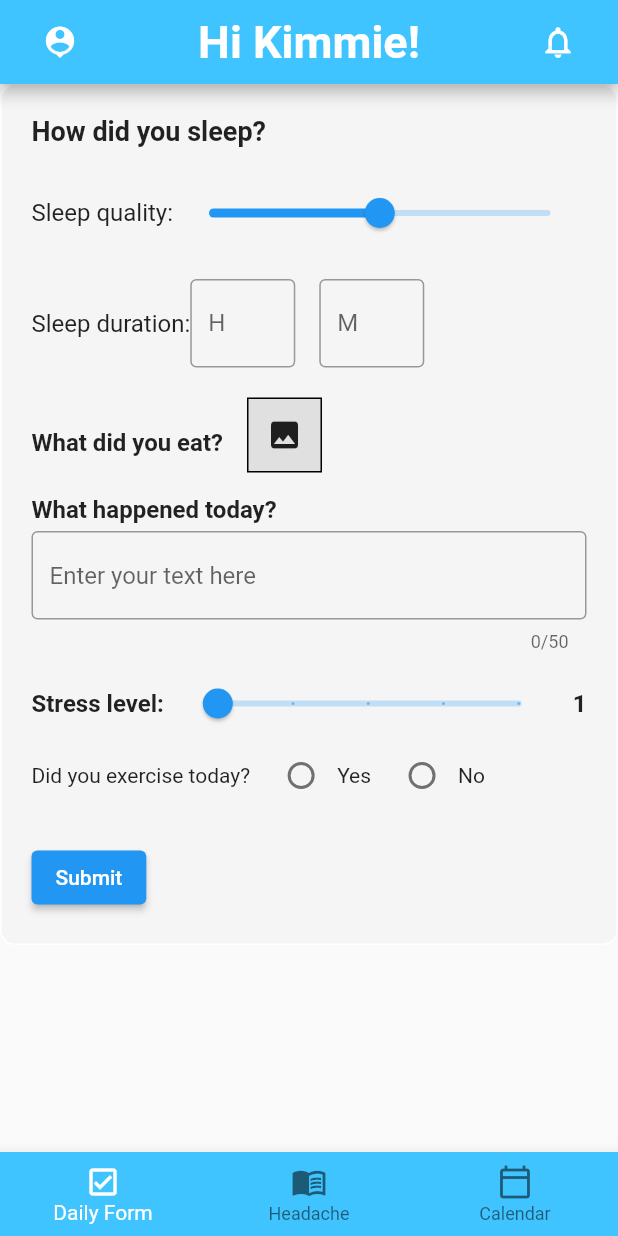
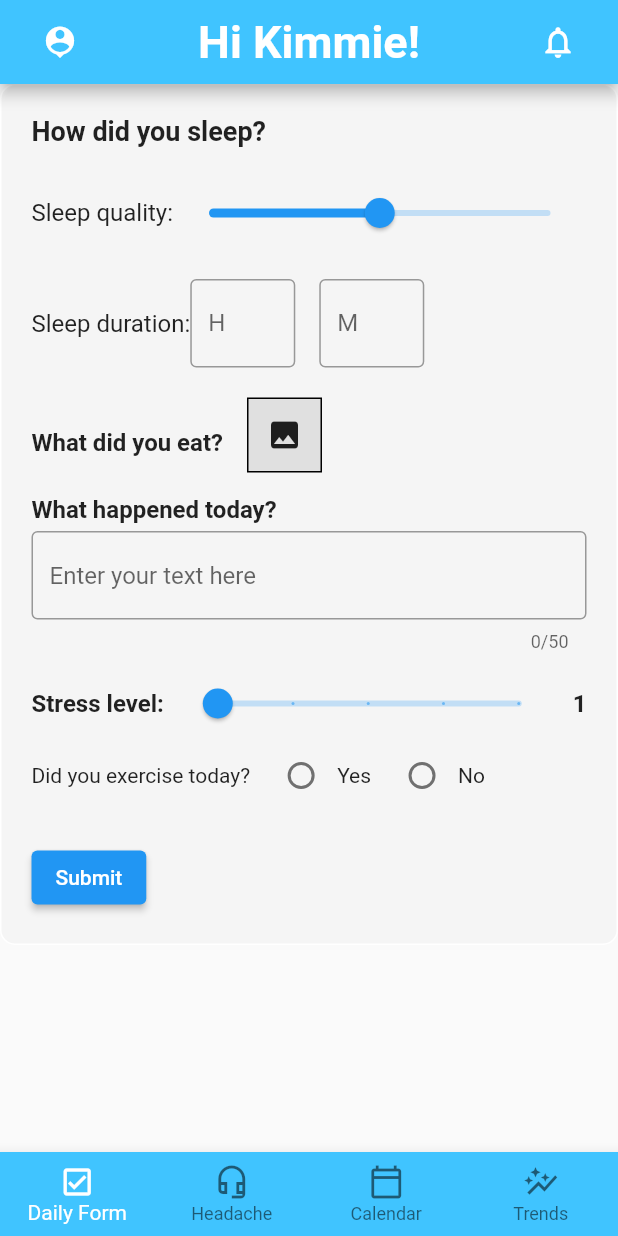
Before and after one commit to Catacity/HeadacheTracker, a Flutter app: the screen it shows after launch, on a phone screen of 412 x 824 dp. Run offline on Flutter 3.47's test engine with Material 2 defaults, Android fonts, the phone set to English and light mode, and no system bars; our stand-ins replace flutter_heatmap_calendar, fluttertoast, image_picker, shared_preferences, sqflite and 1 more; missing offline and left inert: dart:ffi; accounts and stored records are empty; Roboto replaces fonts that are missing (handrawn).

Commit message:
Update Home_page.dart

```diff
--- a/lib/pages/Home_page.dart
+++ b/lib/pages/Home_page.dart
@@ -3,10 +3,11 @@ import 'package:fluttertest/pages/daily_form.dart';
 import 'package:fluttertest/pages/calendar.dart';
 import 'package:fluttertest/pages/main_page.dart';
 import 'package:fluttertest/pages/login_page.dart';
-import 'package:fluttertest/components/helptofill.dart';
+import 'package:fluttertest/components/button.dart';
 import 'package:fluttertest/components/text_field.dart';
-import 'package:fluttertest/databasehandler/databaseconnect.dart';
-// import 'package:fluttertest/pages/userprofile_info.dart';
+import 'package:fluttertest/components/square_tile.dart';
+import 'Trends.dart';
+
 
 class MyHomePage extends StatefulWidget {
   @override
@@ -17,13 +18,13 @@ class _MyHomePageState extends State<MyHomePage> {
   int _selectedIndex = 0;
 
   List pages = [
-    // userprofile_info(),
     DailyForm(),
     HeadacheFormMenu(),
-    Calendar()
+    HeadTrackerPage(),
+    Trends()
   ];
-  List<Color> colors1 = [Colors.white, Colors.black, Colors.white];
-  List<Color> colors2 = [Colors.lightBlueAccent, Colors.white, Colors.lightBlueAccent];
+  List<Color> colors1 = [Colors.white, Colors.black, Colors.white, Colors.white];
+  List<Color> colors2 = [Colors.lightBlueAccent, Colors.white, Colors.lightBlueAccent, Colors.lightBlueAccent];
 
 
   int currentIndex = 0;
@@ -91,16 +92,12 @@ class _MyHomePageState extends State<MyHomePage> {
         currentIndex: currentIndex,
         backgroundColor: colors2[currentIndex],
         items: <BottomNavigationBarItem>[
-          // BottomNavigationBarItem(
-          //   icon: Icon(Icons.check_box_outlined),
-          //   label: 'Profile',
-          // ),
           BottomNavigationBarItem(
             icon: Icon(Icons.check_box_outlined),
             label: 'Daily Form',
           ),
           BottomNavigationBarItem(
-            icon: Icon(Icons.menu_book_outlined),
+            icon: Icon(Icons.headset_mic_outlined),
             label: 'Headache',
           ),
           BottomNavigationBarItem(
@@ -108,9 +105,15 @@ class _MyHomePageState extends State<MyHomePage> {
                 ),
             label: 'Calendar',
           ),
+          BottomNavigationBarItem(
+            icon: Icon(Icons.auto_graph,
+            ),
+            label: 'Trends',
+          ),
         ],
         selectedItemColor: colors1[currentIndex],
         onTap: OnTap,
+        type: BottomNavigationBarType.fixed,
       ),
 
 
```
